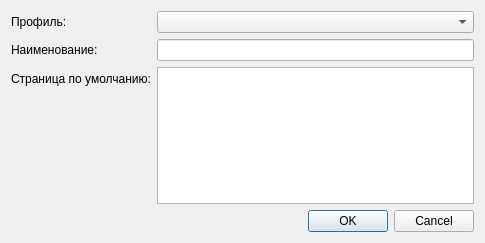
Old version of the form mpl/dialogselectedrow.ui in the repository arcirk/ws_solution.
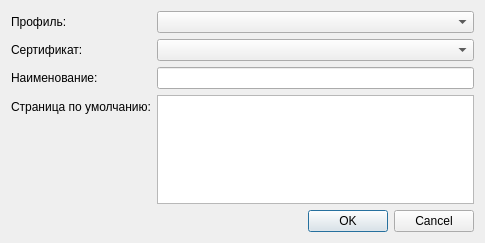
New version of the form. Icons and pictures are not drawn.

What changed in the file:
```diff
--- a/mpl/dialogselectedrow.ui
+++ b/mpl/dialogselectedrow.ui
@@ -30,26 +30,36 @@
      <item row="0" column="1">
       <widget class="QComboBox" name="cmbMozillaProfile"/>
      </item>
-     <item row="1" column="0">
+     <item row="2" column="0">
       <widget class="QLabel" name="label_2">
        <property name="text">
         <string>Наименование:</string>
        </property>
       </widget>
      </item>
-     <item row="1" column="1">
-      <widget class="QLineEdit" name="lblType"/>
+     <item row="2" column="1">
+      <widget class="QLineEdit" name="lblName"/>
      </item>
-     <item row="2" column="0">
+     <item row="3" column="0">
       <widget class="QLabel" name="label_3">
        <property name="text">
         <string>Страница по умолчанию:</string>
        </property>
       </widget>
      </item>
-     <item row="2" column="1">
+     <item row="3" column="1">
       <widget class="QTextEdit" name="txtUrl"/>
      </item>
+     <item row="1" column="0">
+      <widget class="QLabel" name="label_4">
+       <property name="text">
+        <string>Сертификат:</string>
+       </property>
+      </widget>
+     </item>
+     <item row="1" column="1">
+      <widget class="QComboBox" name="cmbCertificates"/>
+     </item>
     </layout>
    </item>
    <item row="1" column="0">
```
